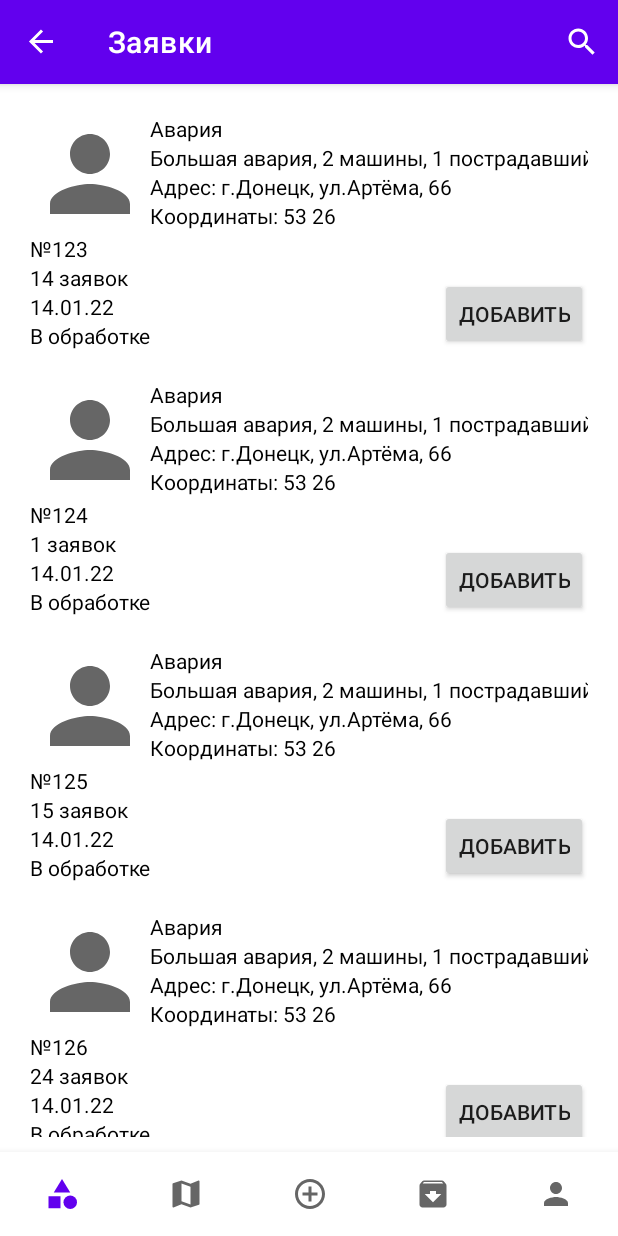
After one commit to Zellka/PeoplesControl, an Android app: the AppealsFragment screen opened through its navigation route, on a phone screen of 412 x 824 dp. The commit adds this screen. Run offline under Robolectric (Android 15) with nearby library versions, the phone set to English and light mode, and no system bars; our stand-ins replace navigation-ui.

Commit message:
Add menu and navigation

```diff
--- /dev/null
+++ b/app/src/main/java/com/example/peoplesontrol/ui/view/main/AppealsFragment.kt
@@ -0,0 +1,130 @@
+package com.example.peoplesontrol.ui.view.main
+
+import android.os.Bundle
+import android.view.*
+import androidx.appcompat.widget.SearchView
+import androidx.fragment.app.Fragment
+import androidx.navigation.fragment.findNavController
+import androidx.recyclerview.widget.LinearLayoutManager
+import com.example.peoplesontrol.R
+import com.example.peoplesontrol.data.model.Appeal
+import com.example.peoplesontrol.databinding.FragmentAppealsBinding
+import com.example.peoplesontrol.ui.adapter.AppealAdapter
+
+class AppealsFragment : Fragment() {
+
+    private var _binding: FragmentAppealsBinding? = null
+    private val binding get() = _binding!!
+
+    private lateinit var adapter: AppealAdapter
+
+    override fun onCreate(savedInstanceState: Bundle?) {
+        super.onCreate(savedInstanceState)
+        setHasOptionsMenu(true)
+    }
+
+    override fun onCreateView(
+        inflater: LayoutInflater, container: ViewGroup?,
+        savedInstanceState: Bundle?
+    ): View {
+        _binding = FragmentAppealsBinding.inflate(inflater, container, false)
+        return binding.root
+    }
+
+    override fun onViewCreated(view: View, savedInstanceState: Bundle?) {
+        super.onViewCreated(view, savedInstanceState)
+        val list = listOf(
+            Appeal(
+                123,
+                "Иванов Иван Иванович",
+                "Авария",
+                "г.Донецк, ул.Артёма, 66",
+                "53",
+                "26",
+                "В обработке",
+                "",
+                "14.01.22",
+                "Большая авария, 2 машины, 1 пострадавший",
+                0,
+                14
+            ),
+            Appeal(
+                124,
+                "Петров Иван Иванович",
+                "Авария",
+                "г.Донецк, ул.Артёма, 66",
+                "53",
+                "26",
+                "В обработке",
+                "",
+                "14.01.22",
+                "Большая авария, 2 машины, 1 пострадавший",
+                0,
+                1
+            ),
+            Appeal(
+                125,
+                "Иванов Василия Иванович",
+                "Авария",
+                "г.Донецк, ул.Артёма, 66",
+                "53",
+                "26",
+                "В обработке",
+                "",
+                "14.01.22",
+                "Большая авария, 2 машины, 1 пострадавший",
+                0,
+                15
+            ),
+            Appeal(
+                126,
+                "Иванов Юрий Иванович",
+                "Авария",
+                "г.Донецк, ул.Артёма, 66",
+                "53",
+                "26",
+                "В обработке",
+                "",
+                "14.01.22",
+                "Большая авария, 2 машины, 1 пострадавший",
+                0,
+                24
+            )
+        )
+
+        binding.rvAppeals.layoutManager = LinearLayoutManager(this.requireContext())
+        adapter = AppealAdapter { appeal: Appeal -> showAppeal(appeal) }
+        adapter.setData(list)
+        binding.rvAppeals.adapter = adapter
+    }
+
+    private fun showAppeal(appeal: Appeal) {
+        findNavController().navigate(R.id.action_appealsFragment_to_appealFragment)
+    }
+
+    override fun onCreateOptionsMenu(menu: Menu, inflater: MenuInflater) {
+        super.onCreateOptionsMenu(menu, inflater)
+        inflater.inflate(R.menu.search_menu, menu)
+    }
+
+    override fun onOptionsItemSelected(item: MenuItem): Boolean {
+        val id = item.itemId
+        if (id == android.R.id.home){
+            findNavController().navigate(R.id.action_appealsFragment_to_categoriesFragment)
+        }
+        if (id == R.id.action_search) {
+            val searchView = item.actionView as SearchView
+            searchView.setOnQueryTextListener(object : SearchView.OnQueryTextListener {
+                override fun onQueryTextSubmit(p0: String?): Boolean {
+                    return true
+                }
+
+                override fun onQueryTextChange(query: String?): Boolean {
+                    adapter.filter.filter(query)
+                    return true
+                }
+            })
+        }
+        return super.onOptionsItemSelected(item)
+    }
+}
--- /dev/null
+++ b/app/src/main/java/com/example/peoplesontrol/ui/view/main/CategoriesFragment.kt
@@ -0,0 +1,84 @@
+package com.example.peoplesontrol.ui.view.main
+
+import android.os.Bundle
+import android.view.*
+import androidx.appcompat.widget.SearchView
+import androidx.fragment.app.Fragment
+import androidx.core.os.bundleOf
+import androidx.navigation.fragment.findNavController
+import androidx.recyclerview.widget.GridLayoutManager
+import com.example.peoplesontrol.R
+import com.example.peoplesontrol.data.model.Category
+import com.example.peoplesontrol.databinding.FragmentCategoriesBinding
+import com.example.peoplesontrol.ui.adapter.CategoryAdapter
+
+class CategoriesFragment : Fragment() {
+
+    private var _binding: FragmentCategoriesBinding? = null
+    private val binding get() = _binding!!
+
+    private lateinit var adapter: CategoryAdapter
+
+    override fun onCreate(savedInstanceState: Bundle?) {
+        super.onCreate(savedInstanceState)
+        setHasOptionsMenu(true)
+    }
+
+    override fun onCreateView(
+        inflater: LayoutInflater, container: ViewGroup?,
+        savedInstanceState: Bundle?
+    ): View {
+        _binding = FragmentCategoriesBinding.inflate(inflater, container, false)
+        return binding.root
+    }
+
+    override fun onViewCreated(view: View, savedInstanceState: Bundle?) {
+        super.onViewCreated(view, savedInstanceState)
+        val list = listOf(
+            Category("", "состояние дорог и прилегающих территорий", 5),
+            Category("", "состояние благоустройства города", 25),
+            Category("", "постройки в аварийном состоянии", 61),
+            Category("", "уборка территорий и вывоз отходов", 17),
+            Category("", "скопление животных", 23),
+            Category("", "некачественные товары", 4),
+            Category("", "проявления вандализма", 46),
+            Category("", "нарушение КЗОТ", 2),
+            Category("", "нарушение ПДД", 4),
+            Category("", "скопление криминальных элементов", 2),
+            Category("", "прорывы коммуникаций", 41),
+            Category("", "расписание транспорта", 2)
+        )
+
+        binding.rvCategories.layoutManager = GridLayoutManager(this.requireContext(), 2)
+        adapter = CategoryAdapter { category: Category -> showAppeals(category) }
+        adapter.setData(list)
+        binding.rvCategories.adapter = adapter
+    }
+
+    private fun showAppeals(category: Category) {
+        findNavController().navigate(R.id.action_categoriesFragment_to_appealsFragment)
+    }
+
+    override fun onCreateOptionsMenu(menu: Menu, inflater: MenuInflater) {
+        super.onCreateOptionsMenu(menu, inflater)
+        inflater.inflate(R.menu.search_menu, menu)
+    }
+
+    override fun onOptionsItemSelected(item: MenuItem): Boolean {
+        val id = item.itemId
+        if (id == R.id.action_search) {
+            val searchView = item.actionView as SearchView
+            searchView.setOnQueryTextListener(object : SearchView.OnQueryTextListener {
+                override fun onQueryTextSubmit(p0: String?): Boolean {
+                    return true
+                }
+
+                override fun onQueryTextChange(query: String?): Boolean {
+                    adapter.filter.filter(query)
+                    return true
+                }
+            })
+        }
+        return super.onOptionsItemSelected(item)
+    }
+}
--- /dev/null
+++ b/app/src/main/java/com/example/peoplesontrol/ui/view/main/MainActivity.kt
@@ -0,0 +1,35 @@
+package com.example.peoplesontrol.ui.view.main
+
+import android.os.Bundle
+import com.google.android.material.bottomnavigation.BottomNavigationView
+import androidx.appcompat.app.AppCompatActivity
+import androidx.navigation.findNavController
+import androidx.navigation.ui.AppBarConfiguration
+import androidx.navigation.ui.setupActionBarWithNavController
+import androidx.navigation.ui.setupWithNavController
+import com.example.peoplesontrol.R
+import com.example.peoplesontrol.databinding.ActivityMainBinding
+
+class MainActivity : AppCompatActivity() {
+
+    private lateinit var binding: ActivityMainBinding
+
+    override fun onCreate(savedInstanceState: Bundle?) {
+        super.onCreate(savedInstanceState)
+
+        binding = ActivityMainBinding.inflate(layoutInflater)
+        setContentView(binding.root)
+
+        val navView: BottomNavigationView = binding.navView
+
+        val navController = findNavController(R.id.nav_host_fragment_activity_main)
+        val appBarConfiguration = AppBarConfiguration(
+            setOf(
+                R.id.navigation_categories, R.id.navigation_map, R.id.navigation_appeal,
+                R.id.navigation_archive, R.id.navigation_profile
+            )
+        )
+        setupActionBarWithNavController(navController, appBarConfiguration)
+        navView.setupWithNavController(navController)
+    }
+}
--- a/app/src/main/res/layout/activity_main.xml
+++ b/app/src/main/res/layout/activity_main.xml
@@ -1,18 +1,33 @@
 <?xml version="1.0" encoding="utf-8"?>
 <androidx.constraintlayout.widget.ConstraintLayout xmlns:android="http://schemas.android.com/apk/res/android"
     xmlns:app="http://schemas.android.com/apk/res-auto"
-    xmlns:tools="http://schemas.android.com/tools"
+    android:id="@+id/container"
     android:layout_width="match_parent"
-    android:layout_height="match_parent"
-    tools:context=".MainActivity">
+    android:layout_height="match_parent">
 
-    <TextView
-        android:layout_width="wrap_content"
+    <com.google.android.material.bottomnavigation.BottomNavigationView
+        android:id="@+id/nav_view"
+        android:layout_width="0dp"
         android:layout_height="wrap_content"
-        android:text="Hello World!"
+        android:layout_marginStart="0dp"
+        android:layout_marginEnd="0dp"
+        android:background="?android:attr/windowBackground"
+        app:labelVisibilityMode="unlabeled"
         app:layout_constraintBottom_toBottomOf="parent"
         app:layout_constraintLeft_toLeftOf="parent"
         app:layout_constraintRight_toRightOf="parent"
-        app:layout_constraintTop_toTopOf="parent" />
+        app:menu="@menu/bottom_nav_menu" />
+
+    <fragment
+        android:id="@+id/nav_host_fragment_activity_main"
+        android:name="androidx.navigation.fragment.NavHostFragment"
+        android:layout_width="match_parent"
+        android:layout_height="match_parent"
+        app:defaultNavHost="true"
+        app:layout_constraintBottom_toTopOf="@id/nav_view"
+        app:layout_constraintLeft_toLeftOf="parent"
+        app:layout_constraintRight_toRightOf="parent"
+        app:layout_constraintTop_toTopOf="parent"
+        app:navGraph="@navigation/mobile_navigation" />
 
 </androidx.constraintlayout.widget.ConstraintLayout>
--- /dev/null
+++ b/app/src/main/res/layout/fragment_appeals.xml
@@ -0,0 +1,26 @@
+<?xml version="1.0" encoding="utf-8"?>
+<FrameLayout xmlns:android="http://schemas.android.com/apk/res/android"
+    xmlns:app="http://schemas.android.com/apk/res-auto"
+    xmlns:tools="http://schemas.android.com/tools"
+    android:layout_width="match_parent"
+    android:layout_height="match_parent"
+    tools:context=".ui.view.main.AppealsFragment">
+
+    <androidx.recyclerview.widget.RecyclerView
+        android:id="@+id/rv_appeals"
+        android:layout_width="match_parent"
+        android:layout_height="match_parent"
+        android:layout_marginStart="10dp"
+        android:layout_marginTop="10dp"
+        android:layout_marginEnd="10dp"
+        android:layout_marginBottom="10dp"
+        android:orientation="vertical"
+        android:paddingBottom="?attr/actionBarSize"
+        app:layoutManager="androidx.recyclerview.widget.LinearLayoutManager"
+        app:layout_constraintBottom_toBottomOf="parent"
+        app:layout_constraintEnd_toEndOf="parent"
+        app:layout_constraintStart_toStartOf="parent"
+        app:layout_constraintTop_toTopOf="parent"
+        tools:listitem="@layout/item_appeal" />
+
+</FrameLayout>
--- /dev/null
+++ b/app/src/main/res/menu/bottom_nav_menu.xml
@@ -0,0 +1,29 @@
+<?xml version="1.0" encoding="utf-8"?>
+<menu xmlns:android="http://schemas.android.com/apk/res/android">
+
+    <item
+        android:id="@+id/navigation_categories"
+        android:icon="@drawable/ic_category_24"
+        android:title="@string/title_categories" />
+
+    <item
+        android:id="@+id/navigation_map"
+        android:icon="@drawable/ic_map_24"
+        android:title="@string/title_map" />
+
+    <item
+        android:id="@+id/navigation_appeal"
+        android:icon="@drawable/ic_add_24"
+        android:title="@string/title_new_appeal" />
+
+    <item
+        android:id="@+id/navigation_archive"
+        android:icon="@drawable/ic_archive_24"
+        android:title="@string/title_archive" />
+
+    <item
+        android:id="@+id/navigation_profile"
+        android:icon="@drawable/ic_profile_24"
+        android:title="@string/title_profile" />
+
+</menu>
--- /dev/null
+++ b/app/src/main/res/menu/search_menu.xml
@@ -0,0 +1,10 @@
+<?xml version="1.0" encoding="utf-8"?>
+<menu xmlns:android="http://schemas.android.com/apk/res/android"
+    xmlns:app="http://schemas.android.com/apk/res-auto">
+    <item
+        android:id="@+id/action_search"
+        android:icon="@drawable/ic_search_24"
+        android:title="@string/app_name"
+        app:actionViewClass="androidx.appcompat.widget.SearchView"
+        app:showAsAction="always|collapseActionView" />
+</menu>
--- /dev/null
+++ b/app/src/main/res/navigation/mobile_navigation.xml
@@ -0,0 +1,58 @@
+<?xml version="1.0" encoding="utf-8"?>
+<navigation xmlns:android="http://schemas.android.com/apk/res/android"
+    xmlns:app="http://schemas.android.com/apk/res-auto"
+    xmlns:tools="http://schemas.android.com/tools"
+    android:id="@+id/mobile_navigation"
+    app:startDestination="@+id/navigation_categories">
+
+    <fragment
+        android:id="@+id/navigation_categories"
+        android:name="com.example.peoplesontrol.ui.view.main.CategoriesFragment"
+        android:label="@string/title_categories"
+        tools:layout="@layout/fragment_categories">
+        <action
+            android:id="@+id/action_categoriesFragment_to_appealsFragment"
+            app:destination="@id/navigation_appeals" />
+    </fragment>
+
+    <fragment
+        android:id="@+id/navigation_appeals"
+        android:name="com.example.peoplesontrol.ui.view.main.AppealsFragment"
+        android:label="@string/title_appeals"
+        tools:layout="@layout/fragment_appeals">
+        <action
+            android:id="@+id/action_appealsFragment_to_appealFragment"
+            app:destination="@id/navigation_appeal" />
+        <action
+            android:id="@+id/action_appealsFragment_to_categoriesFragment"
+            app:destination="@id/navigation_categories" />
+    </fragment>
+
+    <fragment
+        android:id="@+id/navigation_map"
+        android:name="com.example.peoplesontrol.ui.view.main.MapFragment"
+        android:label="@string/title_map"
+        tools:layout="@layout/fragment_map" />
+
+    <fragment
+        android:id="@+id/navigation_appeal"
+        android:name="com.example.peoplesontrol.ui.view.main.NewAppealFragment"
+        android:label="@string/title_new_appeal"
+        tools:layout="@layout/fragment_new_appeal">
+        <action
+            android:id="@+id/action_appealFragment_to_appealsFragment"
+            app:destination="@id/navigation_appeals" />
+    </fragment>
+
+    <fragment
+        android:id="@+id/navigation_archive"
+        android:name="com.example.peoplesontrol.ui.view.main.ArchiveFragment"
+        android:label="@string/title_archive"
+        tools:layout="@layout/fragment_archive" />
+
+    <fragment
+        android:id="@+id/navigation_profile"
+        android:name="com.example.peoplesontrol.ui.view.main.ProfileFragment"
+        android:label="@string/title_profile"
+        tools:layout="@layout/fragment_profile" />
+</navigation>
```
Also changed, not shown: app/src/main/java/com/example/peoplesontrol/ui/view/main/ArchiveFragment.kt (added, +18 -0 lines), app/src/main/java/com/example/peoplesontrol/ui/view/main/MapFragment.kt (added, +18 -0 lines), app/src/main/java/com/example/peoplesontrol/ui/view/main/NewAppealFragment.kt (added, +30 -0 lines), app/src/main/java/com/example/peoplesontrol/ui/view/main/ProfileFragment.kt (added, +18 -0 lines), app/src/main/res/layout/fragment_archive.xml (added, +8 -0 lines), app/src/main/res/layout/fragment_categories.xml (added, +26 -0 lines), app/src/main/res/layout/fragment_map.xml (added, +8 -0 lines), app/src/main/res/layout/fragment_new_appeal.xml (added, +8 -0 lines), app/src/main/res/layout/fragment_profile.xml (added, +8 -0 lines).
